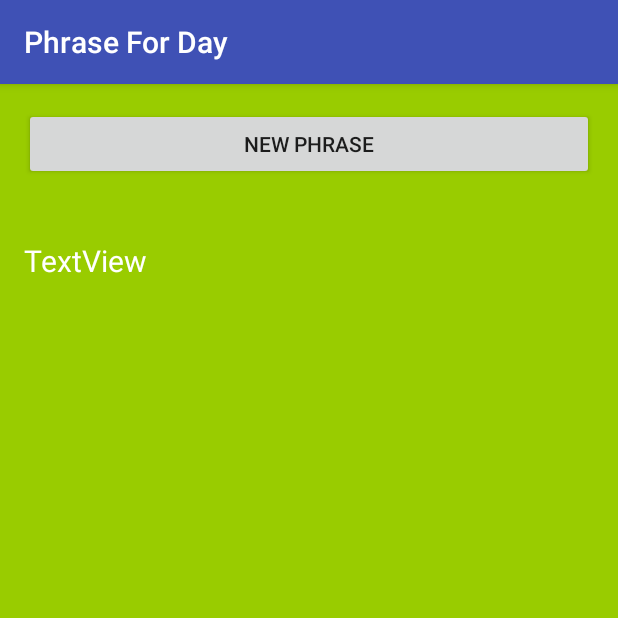
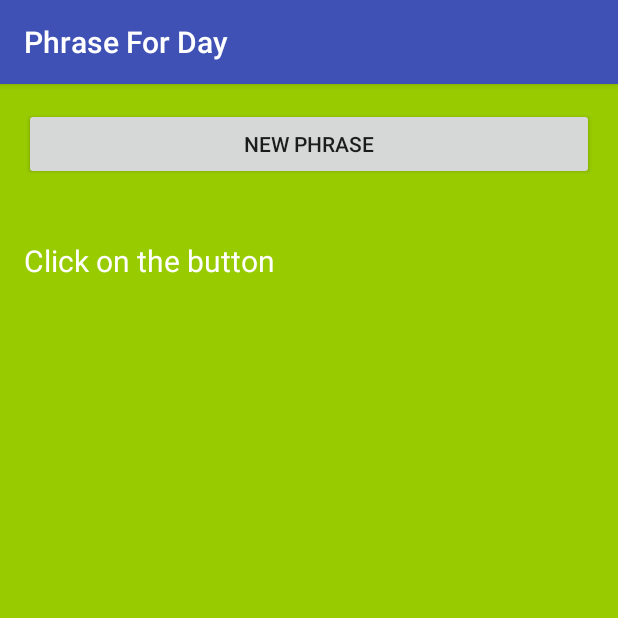
Before and after one commit to TomazMartins/udemy-android-course, an Android app: the screen it shows after launch (MainActivity), on a phone screen of 412 x 824 dp, the top half of it. Run offline under Robolectric (Android 15) with nearby library versions, the light colour scheme and no system bars.

Commit message:
Ending App2
Signed-off-by: TomazMartins <tomaz.r.martins@gmail.com>

```diff
--- a/App2/app/src/main/java/edu/udemy/android/phraseforday/MainActivity.java
+++ b/App2/app/src/main/java/edu/udemy/android/phraseforday/MainActivity.java
@@ -2,12 +2,42 @@ package edu.udemy.android.phraseforday;
 
 import android.support.v7.app.AppCompatActivity;
 import android.os.Bundle;
+import android.view.View;
+import android.widget.Button;
+import android.widget.TextView;
+
+import java.util.Random;
 
 public class MainActivity extends AppCompatActivity {
+    private Button btn_new_phrase;
+    private TextView txv_phrase;
+
+    String[] phrases = {
+            "Olá",
+            "Vai dar tudo certo!",
+            "Não há nada que você não consigo superar",
+            "Tenha fé e mantenha o foco!",
+            "Força sempre!",
+            "Omnia Amo Vincit!"
+    };
 
     @Override
     protected void onCreate( Bundle savedInstanceState ) {
         super.onCreate( savedInstanceState );
         setContentView( R.layout.activity_main );
+
+        btn_new_phrase = (Button) findViewById( R.id.btn_new_phrase );
+        txv_phrase = (TextView) findViewById( R.id.txv_phrase );
+
+        btn_new_phrase.setOnClickListener( new View.OnClickListener() {
+            Random random = new Random();
+            int randomNumber;
+
+            @Override
+            public void onClick( View v ) {
+                randomNumber = random.nextInt(6);
+                txv_phrase.setText( phrases[ randomNumber ] );
+            }
+        } );
     }
 }
--- a/App2/app/src/main/res/layout/activity_main.xml
+++ b/App2/app/src/main/res/layout/activity_main.xml
@@ -21,7 +21,7 @@
         android:layout_centerHorizontal="true"/>
 
     <TextView
-        android:text="TextView"
+        android:text="@string/txv_phrase"
         android:layout_width="wrap_content"
         android:layout_height="wrap_content"
         android:layout_below="@+id/btn_new_phrase"
--- a/App2/app/src/main/res/values/strings.xml
+++ b/App2/app/src/main/res/values/strings.xml
@@ -1,4 +1,5 @@
 <resources>
     <string name="app_name">Phrase For Day</string>
     <string name="txv_new_phrase">New Phrase</string>
+    <string name="txv_phrase">Click on the button</string>
 </resources>
```
